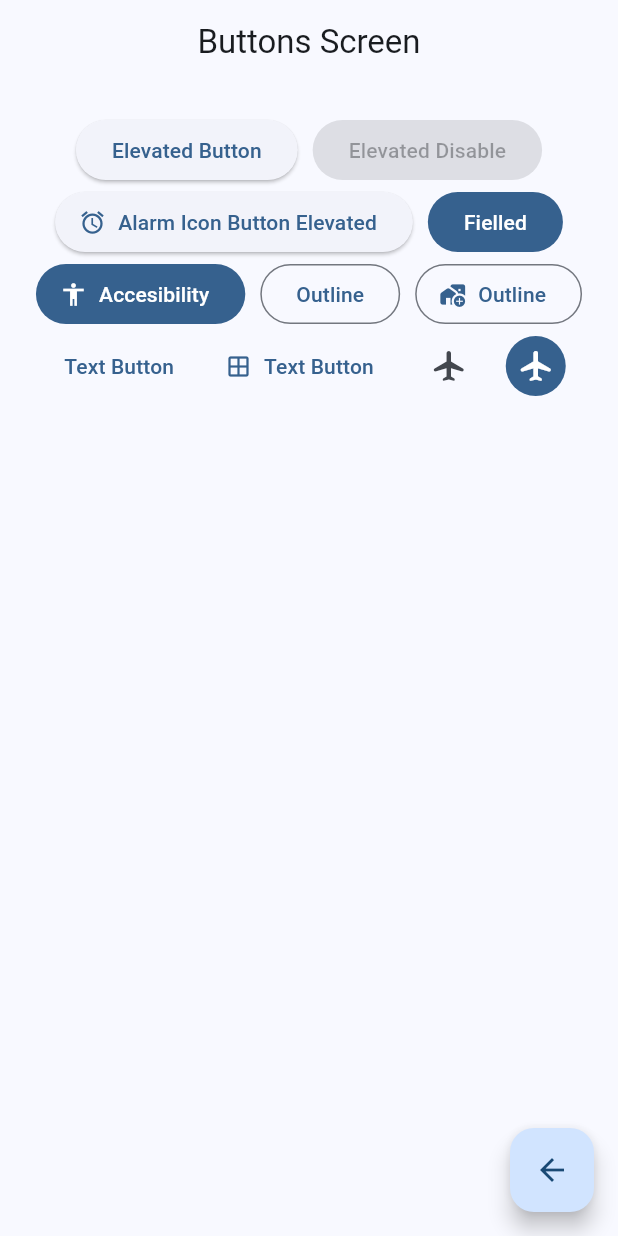
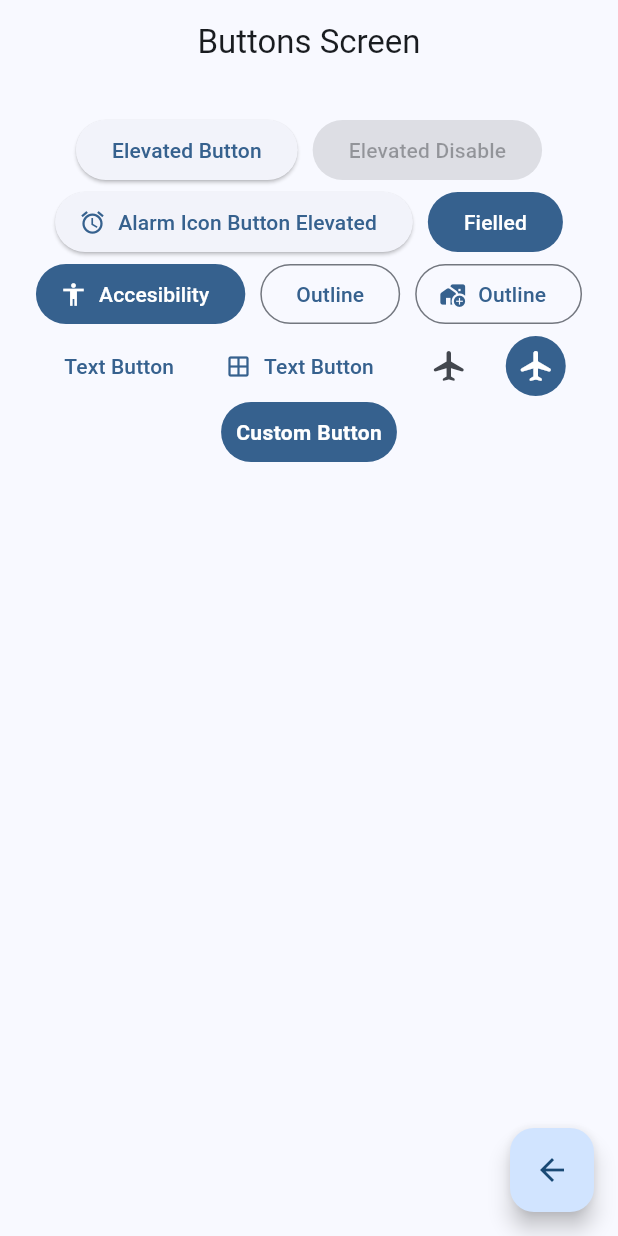
Before and after one commit to santacruzandres1/widgets_app, a Flutter app: the ButtonsScreen screen opened by its route, on a phone screen of 412 x 824 dp. Run offline on Flutter 3.47's test engine with Material 3 defaults, Android fonts, the phone set to English and light mode, and no system bars; our stand-ins replace go_router.

```diff
--- a/lib/presentation/screens/buttons/buttons_screen.dart
+++ b/lib/presentation/screens/buttons/buttons_screen.dart
@@ -1,5 +1,6 @@
 import 'package:flutter/material.dart';
 import 'package:go_router/go_router.dart';
+import 'package:widgets_app/presentation/widgets/buttons/custom_buttons.dart';
 
 class ButtonsScreen extends StatelessWidget {
   static const String name = 'buttons_screen';
@@ -59,6 +60,8 @@ class _ButtonsView extends StatelessWidget {
                     iconColor: const MaterialStatePropertyAll(Colors.white),
                     ),
                  ),
+                 //Custom Buttons
+                 const CustomButton()
           ],
         ),
       ),
--- /dev/null
+++ b/lib/presentation/widgets/buttons/custom_buttons.dart
@@ -0,0 +1,27 @@
+import 'package:flutter/material.dart';
+
+class CustomButton extends StatelessWidget {
+
+
+  const CustomButton({super.key});
+
+  @override
+  Widget build(BuildContext context) {
+    final colors = Theme.of(context).colorScheme;
+    return  ClipRRect(
+      borderRadius: BorderRadius.circular(20),
+      child: Material(
+        color: colors.primary,
+        child: InkWell(
+          onTap:() {
+
+          },
+          child: const Padding(
+            padding: EdgeInsets.symmetric(horizontal:10, vertical: 10),
+          child:  Text('Custom Button', style: TextStyle(color: Colors.white, fontWeight: FontWeight.bold),),
+          ),
+        ),
+      ),
+    ) ;
+  }
+}
```
Also changed, not shown: lib/presentation/screens/cards/cards_screen.dart (+2 -8 lines), lib/presentation/widgets/custom_cards.dart (added, +71 -0 lines).
